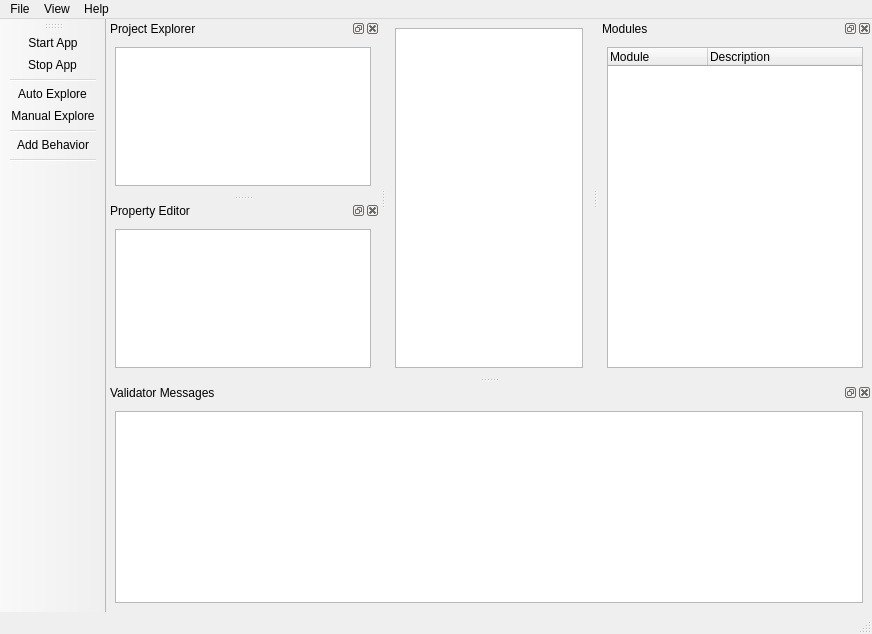
First picture: the form in src/gui/ui/facileview.ui, repository facade-technologies-inc/facile, before the edit.
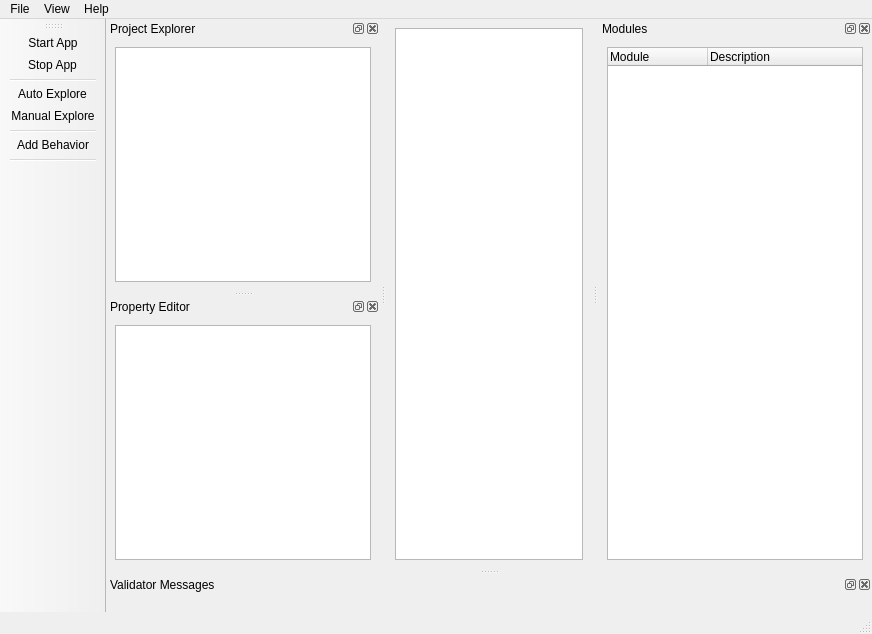
Second picture: the form after the edit. Icons and pictures are not drawn.

Commit message: 1) Fixed linking of validator view to backend. 2) Added widgets and mechanisms for counting messages. 3) Added color to error, warning, and info counts. 4) Added validator progress bar. 5) Created testing "algorithms".

```diff
--- a/src/gui/ui/facileview.ui
+++ b/src/gui/ui/facileview.ui
@@ -106,11 +106,7 @@
     <number>8</number>
    </attribute>
    <widget class="QWidget" name="dockWidgetContents_4">
-    <layout class="QVBoxLayout" name="verticalLayout_3">
-     <item>
-      <widget class="QListView" name="validatorView"/>
-     </item>
-    </layout>
+    <layout class="QVBoxLayout" name="verticalLayout_3"/>
    </widget>
   </widget>
   <widget class="QDockWidget" name="dockWidget_5">
```
Left out of the diff: 2 changed lines with no effect on the pictures. The commit also changes 5 other files.
